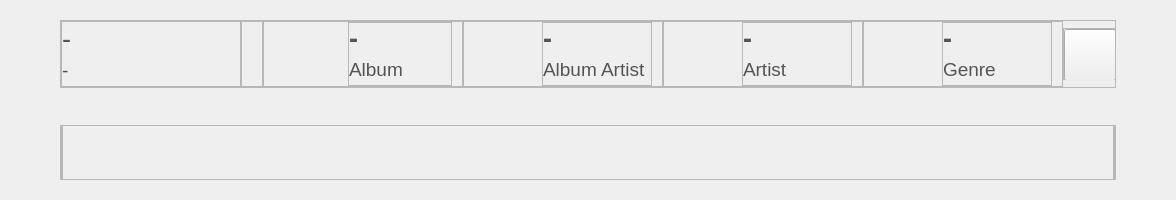
Qt form CaX/widget/formTop/infohome.ui (fsest4u/CaX_03) before a commit.
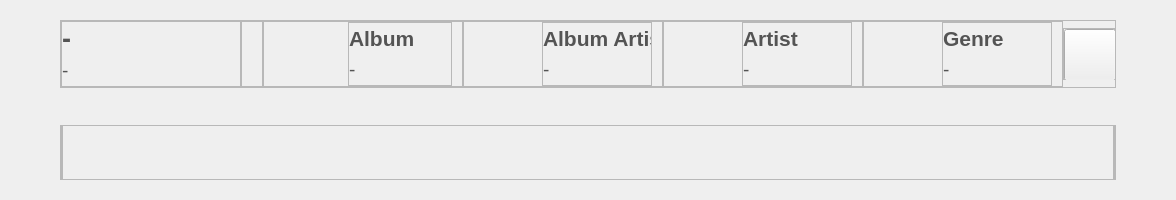
The same form after that commit. Icons and pictures are not drawn. Custom widgets are drawn as their Qt base class.

Commit message: [20220107 / no2] Music DB Info UI 수정

Diff of the .ui file:
```diff
--- a/CaX/widget/formTop/infohome.ui
+++ b/CaX/widget/formTop/infohome.ui
@@ -126,6 +126,8 @@
             <font>
              <family>Segoe UI</family>
              <pointsize>20</pointsize>
+             <weight>75</weight>
+             <bold>true</bold>
             </font>
            </property>
            <property name="styleSheet">
@@ -301,27 +303,14 @@
             <property name="bottomMargin">
              <number>0</number>
             </property>
-            <item>
-             <widget class="QLabel" name="labelAlbumCnt">
-              <property name="font">
-               <font>
-                <family>Segoe UI</family>
-                <pointsize>20</pointsize>
-                <weight>75</weight>
-                <bold>true</bold>
-               </font>
-              </property>
-              <property name="text">
-               <string>-</string>
-              </property>
-             </widget>
-            </item>
             <item>
              <widget class="QLabel" name="labelAlbum">
               <property name="font">
                <font>
                 <family>Segoe UI</family>
-                <pointsize>14</pointsize>
+                <pointsize>16</pointsize>
+                <weight>75</weight>
+                <bold>true</bold>
                </font>
               </property>
               <property name="text">
@@ -329,6 +318,21 @@
               </property>
              </widget>
             </item>
+            <item>
+             <widget class="QLabel" name="labelAlbumCnt">
+              <property name="font">
+               <font>
+                <family>Segoe UI</family>
+                <pointsize>14</pointsize>
+                <weight>50</weight>
+                <bold>false</bold>
+               </font>
+              </property>
+              <property name="text">
+               <string>-</string>
+              </property>
+             </widget>
+            </item>
            </layout>
           </widget>
          </item>
@@ -435,27 +439,14 @@
             <property name="bottomMargin">
              <number>0</number>
             </property>
-            <item>
-             <widget class="QLabel" name="labelAlbumArtistCnt">
-              <property name="font">
-               <font>
-                <family>Segoe UI</family>
-                <pointsize>20</pointsize>
-                <weight>75</weight>
-                <bold>true</bold>
-               </font>
-              </property>
-              <property name="text">
-               <string>-</string>
-              </property>
-             </widget>
-            </item>
             <item>
              <widget class="QLabel" name="labelAlbumArtist">
               <property name="font">
                <font>
                 <family>Segoe UI</family>
-                <pointsize>14</pointsize>
+                <pointsize>16</pointsize>
+                <weight>75</weight>
+                <bold>true</bold>
                </font>
               </property>
               <property name="text">
@@ -463,6 +454,21 @@
               </property>
              </widget>
             </item>
+            <item>
+             <widget class="QLabel" name="labelAlbumArtistCnt">
+              <property name="font">
+               <font>
+                <family>Segoe UI</family>
+                <pointsize>14</pointsize>
+                <weight>50</weight>
+                <bold>false</bold>
+               </font>
+              </property>
+              <property name="text">
+               <string>-</string>
+              </property>
+             </widget>
+            </item>
            </layout>
           </widget>
          </item>
@@ -569,27 +575,14 @@
             <property name="bottomMargin">
              <number>0</number>
             </property>
-            <item>
-             <widget class="QLabel" name="labelArtistCnt">
-              <property name="font">
-               <font>
-                <family>Segoe UI</family>
-                <pointsize>20</pointsize>
-                <weight>75</weight>
-                <bold>true</bold>
-               </font>
-              </property>
-              <property name="text">
-               <string>-</string>
-              </property>
-             </widget>
-            </item>
             <item>
              <widget class="QLabel" name="labelArtist">
               <property name="font">
                <font>
                 <family>Segoe UI</family>
-                <pointsize>14</pointsize>
+                <pointsize>16</pointsize>
+                <weight>75</weight>
+                <bold>true</bold>
                </font>
               </property>
               <property name="text">
@@ -597,6 +590,21 @@
               </property>
              </widget>
             </item>
+            <item>
+             <widget class="QLabel" name="labelArtistCnt">
+              <property name="font">
+               <font>
+                <family>Segoe UI</family>
+                <pointsize>14</pointsize>
+                <weight>50</weight>
+                <bold>false</bold>
+               </font>
+              </property>
+              <property name="text">
+               <string>-</string>
+              </property>
+             </widget>
+            </item>
            </layout>
           </widget>
          </item>
@@ -706,27 +714,14 @@
             <property name="bottomMargin">
              <number>0</number>
             </property>
-            <item>
-             <widget class="QLabel" name="labelGenreCnt">
-              <property name="font">
-               <font>
-                <family>Segoe UI</family>
-                <pointsize>20</pointsize>
-                <weight>75</weight>
-                <bold>true</bold>
-               </font>
-              </property>
-              <property name="text">
-               <string>-</string>
-              </property>
-             </widget>
-            </item>
             <item>
              <widget class="QLabel" name="labelGenre">
               <property name="font">
                <font>
                 <family>Segoe UI</family>
-                <pointsize>14</pointsize>
+                <pointsize>16</pointsize>
+                <weight>75</weight>
+                <bold>true</bold>
                </font>
               </property>
               <property name="text">
@@ -734,6 +729,21 @@
               </property>
              </widget>
             </item>
+            <item>
+             <widget class="QLabel" name="labelGenreCnt">
+              <property name="font">
+               <font>
+                <family>Segoe UI</family>
+                <pointsize>14</pointsize>
+                <weight>50</weight>
+                <bold>false</bold>
+               </font>
+              </property>
+              <property name="text">
+               <string>-</string>
+              </property>
+             </widget>
+            </item>
            </layout>
           </widget>
          </item>
```
